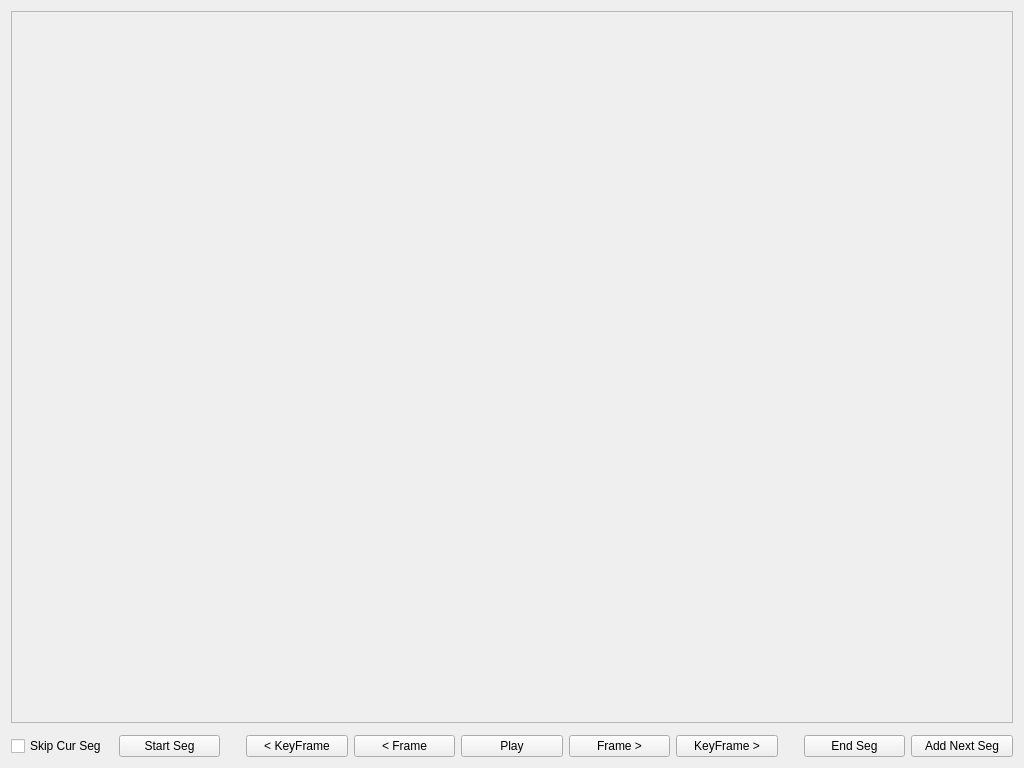
This is prototypes/SegmentDetector/mainwindow.ui in trafficman/commcut as Qt 5 draws it before an edit. The edited form follows.
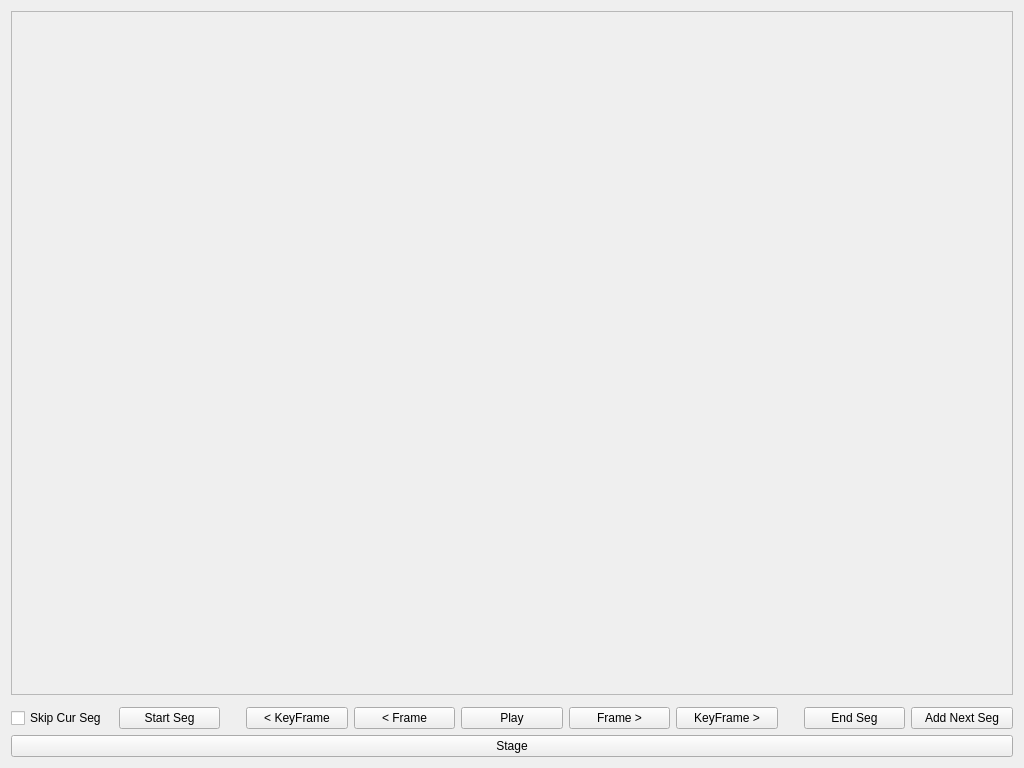
This is the edited form. Custom widgets are drawn as their Qt base class.

Commit message: implement super basic editing flow, with only End Segment and Stage, changes saved to .cmct file

Diff of the .ui file:
```diff
--- a/prototypes/SegmentDetector/mainwindow.ui
+++ b/prototypes/SegmentDetector/mainwindow.ui
@@ -139,6 +139,13 @@
      </item>
     </layout>
    </item>
+   <item>
+    <widget class="QPushButton" name="stageButton">
+     <property name="text">
+      <string>Stage</string>
+     </property>
+    </widget>
+   </item>
   </layout>
  </widget>
  <customwidgets>
```
The commit also changes 3 other files.
